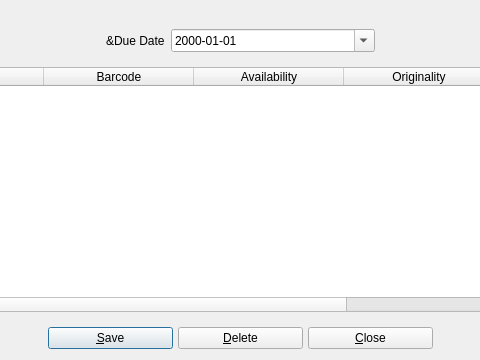
Above: UI/biblioteq_bookcopybrowser.ui from textbrowser/biblioteq before the change; both pictures show x 127 to 607 and y 0 to 360 of the 735 by 360 pixel window. Below: the same form after it.
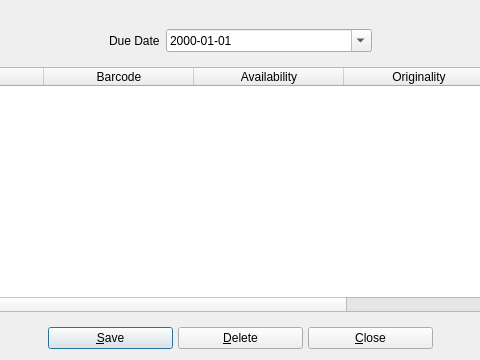
That is the form after the change. Icons and pictures are not drawn.

Diff of the .ui file:
```diff
--- a/UI/biblioteq_bookcopybrowser.ui
+++ b/UI/biblioteq_bookcopybrowser.ui
@@ -48,7 +48,7 @@
            <item>
             <widget class="QLabel" name="label">
              <property name="text">
-              <string>&amp;Due Date</string>
+              <string>Due Date</string>
              </property>
             </widget>
            </item>
```
